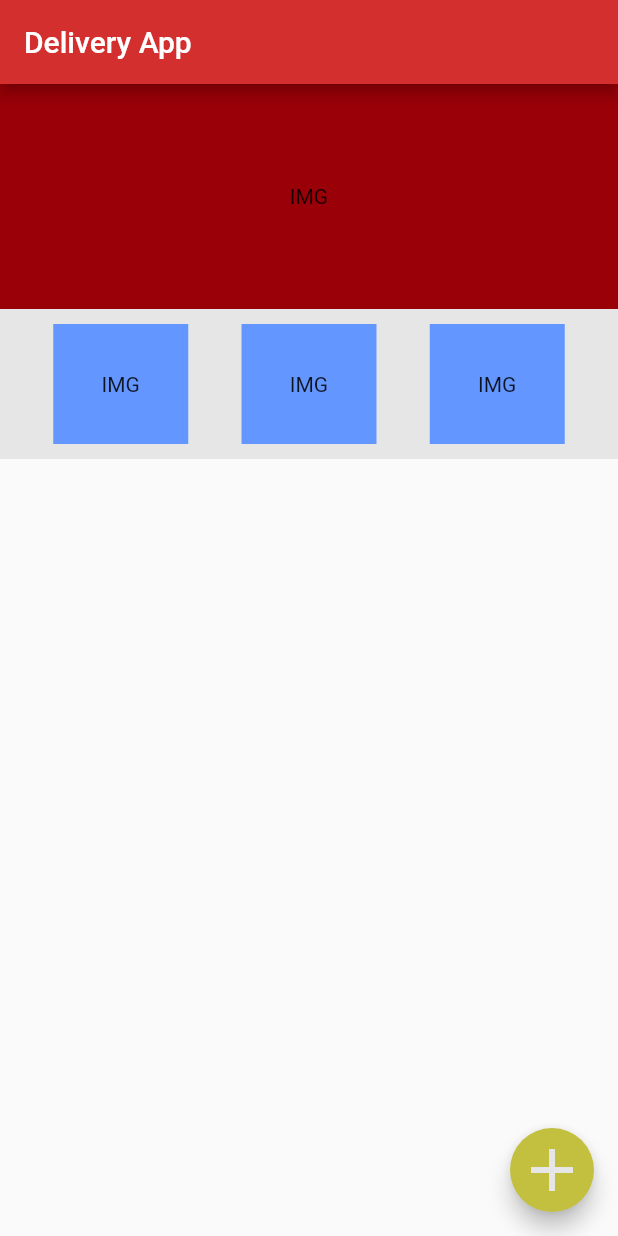
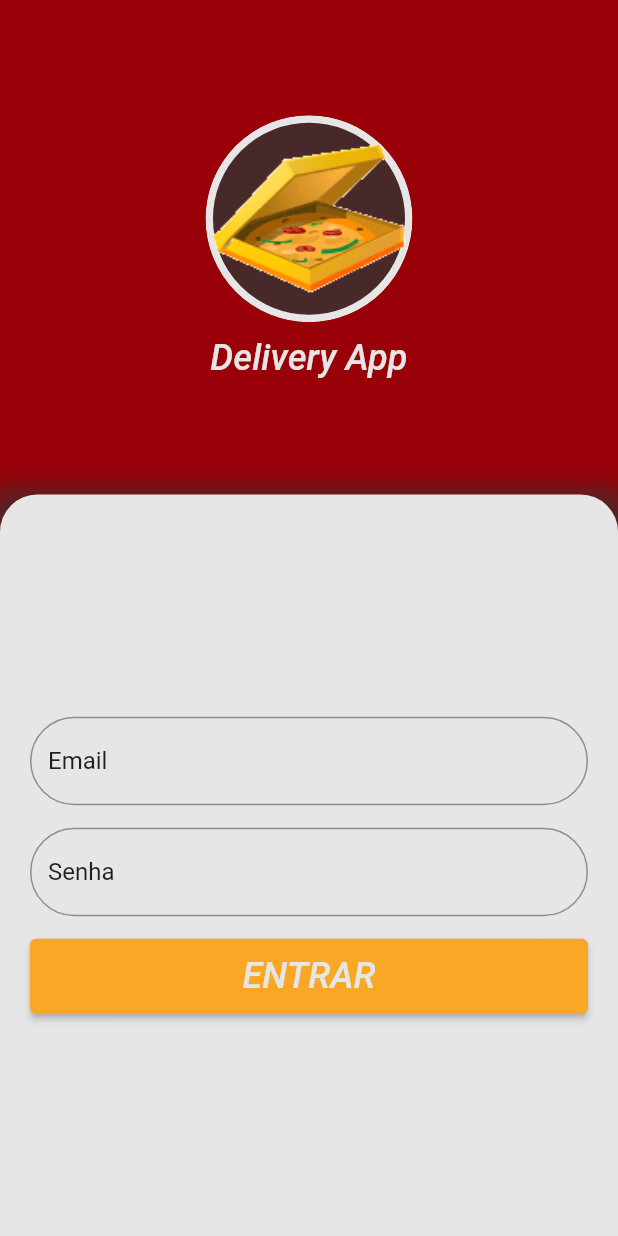
Before and after one commit to thizer/delivery_app, a Flutter app: the screen it shows after launch, on a phone screen of 412 x 824 dp. Run offline on Flutter 3.47's test engine with Material 2 defaults, Android fonts, the phone set to English and light mode, and no system bars; our stand-ins replace cloud_firestore; accounts and stored records are empty.

Commit message:
Tela de login - layout

```diff
--- a/lib/layout.dart
+++ b/lib/layout.dart
@@ -25,12 +25,12 @@ class Layout {
   static Color primaryLight([double opacity = 1]) => Color(0xffff6659).withOpacity(opacity);
   static Color primaryDark([double opacity = 1]) => Color(0xff9a0007).withOpacity(opacity);
 
-  static Color secondary([double opacity = 1]) => Color(0xffc2c03e).withOpacity(opacity);
+  static Color secondary([double opacity = 1]) => Colors.yellow[800].withOpacity(opacity);
   static Color secondaryLight([double opacity = 1]) => Color(0xfff7f26f).withOpacity(opacity);
   static Color secondaryDark([double opacity = 1]) => Color(0xff8f9000).withOpacity(opacity);
 
   static Color light([double opacity = 1]) => Color.fromRGBO(230, 230, 230, opacity);
-  static Color dark([double opacity = 1]) => primaryDark(opacity);
+  static Color dark([double opacity = 1]) => Color(0xff333333).withOpacity(opacity);
 
   static Color danger([double opacity = 1]) => Color.fromRGBO(217, 74, 74, opacity);
   static Color success([double opacity = 1]) => Color.fromRGBO(5, 100, 50, opacity);
--- /dev/null
+++ b/lib/login.dart
@@ -0,0 +1,116 @@
+import 'package:delivery_app/layout.dart';
+import 'package:flutter/material.dart';
+
+class LoginPage extends StatelessWidget {
+  @override
+  Widget build(BuildContext context) {
+    //
+    // Captura o tema do titulo
+    TextStyle titleTheme = Theme.of(context).textTheme.title.copyWith(
+          color: Layout.light(),
+        );
+
+    return Scaffold(
+      backgroundColor: Layout.primaryDark(),
+      body: Column(
+        children: <Widget>[
+          Expanded(
+            child: Column(
+              mainAxisAlignment: MainAxisAlignment.center,
+              children: <Widget>[
+                ClipRRect(
+                  child: Container(
+                    decoration: BoxDecoration(
+                      border: Border.all(
+                        color: Layout.light(),
+                        width: 5,
+                      ),
+                      borderRadius: BorderRadius.circular(150),
+                      color: Layout.dark(.8),
+                    ),
+                    // color: ,
+                    child: Image.asset('assets/pizza-logo.png'),
+                  ),
+                  borderRadius: BorderRadius.circular(150),
+                ),
+                SizedBox(height: 10),
+                Text('Delivery App', style: titleTheme)
+              ],
+            ),
+          ),
+          Stack(
+            children: <Widget>[
+              Positioned(
+                top: 5,
+                left: 0,
+                right: 0,
+                child: Container(
+                  height: 50,
+                  decoration: BoxDecoration(
+                    color: Colors.transparent,
+                    boxShadow: [
+                      BoxShadow(
+                        color: Layout.dark(.8),
+                        offset: const Offset(0.0, 0.0),
+                        spreadRadius: 8,
+                        blurRadius: 15,
+                      ),
+                    ],
+                  ),
+                ),
+              ),
+              Container(
+                decoration: BoxDecoration(
+                  borderRadius: BorderRadius.only(
+                    topLeft: Radius.circular(25),
+                    topRight: Radius.circular(25),
+                  ),
+                  color: Layout.light(),
+                ),
+                height: MediaQuery.of(context).size.height * .6,
+                child: Padding(
+                  padding: EdgeInsets.all(20),
+                  child: Column(
+                    mainAxisAlignment: MainAxisAlignment.center,
+                    children: <Widget>[
+                      TextFormField(
+                        decoration: InputDecoration(
+                          border: OutlineInputBorder(
+                            borderRadius: BorderRadius.all(
+                              Radius.circular(50),
+                            ),
+                          ),
+                        ),
+                        initialValue: 'Email',
+                      ),
+                      SizedBox(height: 15),
+                      TextFormField(
+                        decoration: InputDecoration(
+                          border: OutlineInputBorder(
+                            borderRadius: BorderRadius.all(
+                              Radius.circular(50),
+                            ),
+                          ),
+                        ),
+                        initialValue: 'Senha',
+                      ),
+                      SizedBox(height: 15),
+                      SizedBox(
+                        width: double.infinity,
+                        height: 50,
+                        child: RaisedButton(
+                          onPressed: () {},
+                          child: Text('ENTRAR', style: titleTheme),
+                        ),
+                      )
+                    ],
+                  ),
+                ),
+              )
+            ],
+          )
+        ],
+      ),
+    );
+  }
+}
--- a/lib/main.dart
+++ b/lib/main.dart
@@ -1,5 +1,6 @@
 import 'package:cloud_firestore/cloud_firestore.dart';
 import 'package:delivery_app/layout.dart';
+import 'package:delivery_app/login.dart';
 import 'package:flutter/material.dart';
 
 void main() => runApp(MyApp());
@@ -22,7 +23,11 @@ class MyApp extends StatelessWidget {
           textTheme: ButtonTextTheme.primary,
         ),
       ),
-      home: MyHomePage(title: 'Flutter Demo Home Page'),
+      debugShowCheckedModeBanner: false,
+      routes: {
+        '/': (context) => LoginPage(),
+        '/login': (context) => MyHomePage(title: 'Flutter Demo Home Page'),
+      },
     );
   }
 }
--- a/pubspec.yaml
+++ b/pubspec.yaml
@@ -42,7 +42,8 @@ flutter:
   uses-material-design: true
 
   # To add assets to your application, add an assets section, like this:
-  # assets:
+  assets:
+    - assets/pizza-logo.png
   #  - images/a_dot_burr.jpeg
   #  - images/a_dot_ham.jpeg
 
```
Also changed, not shown: assets/pizza-logo.png (added).
